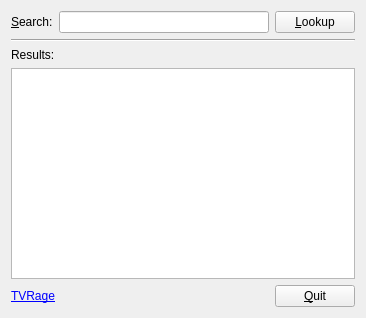
Old version of the form playground/TvRageSearch/src/ui/tvragesearch.ui in the repository gilcn/nextshows.
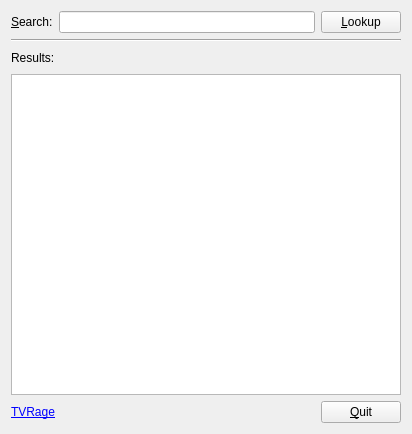
New version of the form. Icons and pictures are not drawn.

Patch:
```diff
--- a/playground/TvRageSearch/src/ui/tvragesearch.ui
+++ b/playground/TvRageSearch/src/ui/tvragesearch.ui
@@ -5,8 +5,8 @@
    <rect>
     <x>0</x>
     <y>0</y>
-    <width>366</width>
-    <height>318</height>
+    <width>412</width>
+    <height>434</height>
    </rect>
   </property>
   <property name="windowTitle" >
@@ -44,6 +44,46 @@
      </property>
     </widget>
    </item>
+   <item row="2" column="0" >
+    <layout class="QHBoxLayout" >
+     <item>
+      <widget class="QLabel" name="lblResults" >
+       <property name="text" >
+        <string>Results:</string>
+       </property>
+      </widget>
+     </item>
+     <item>
+      <spacer>
+       <property name="orientation" >
+        <enum>Qt::Horizontal</enum>
+       </property>
+       <property name="sizeHint" >
+        <size>
+         <width>40</width>
+         <height>20</height>
+        </size>
+       </property>
+      </spacer>
+     </item>
+     <item>
+      <widget class="QLabel" name="imgProgress" >
+       <property name="sizePolicy" >
+        <sizepolicy vsizetype="Fixed" hsizetype="Fixed" >
+         <horstretch>0</horstretch>
+         <verstretch>0</verstretch>
+        </sizepolicy>
+       </property>
+       <property name="text" >
+        <string/>
+       </property>
+       <property name="pixmap" >
+        <pixmap resource="../pics/pics.qrc" >:/pics/idle.png</pixmap>
+       </property>
+      </widget>
+     </item>
+    </layout>
+   </item>
    <item row="3" column="0" >
     <widget class="QListWidget" name="listResults" />
    </item>
@@ -84,13 +124,6 @@
      </item>
     </layout>
    </item>
-   <item row="2" column="0" >
-    <widget class="QLabel" name="lblResults" >
-     <property name="text" >
-      <string>Results:</string>
-     </property>
-    </widget>
-   </item>
   </layout>
  </widget>
  <resources/>
```
Left out of the diff: 4 changed lines with no effect on the pictures.
